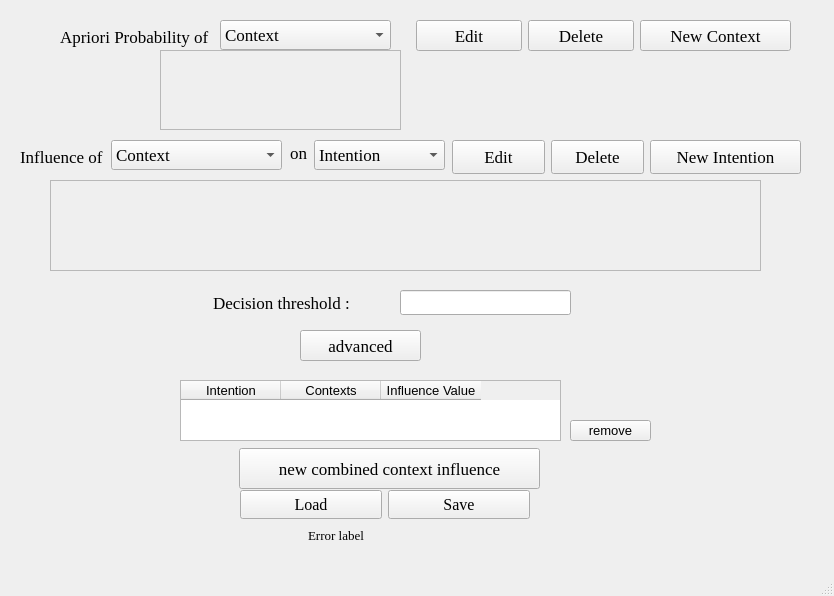
First picture: the form in configpyqt5.ui, repository dfki-ric/CoBaIR, before the edit.
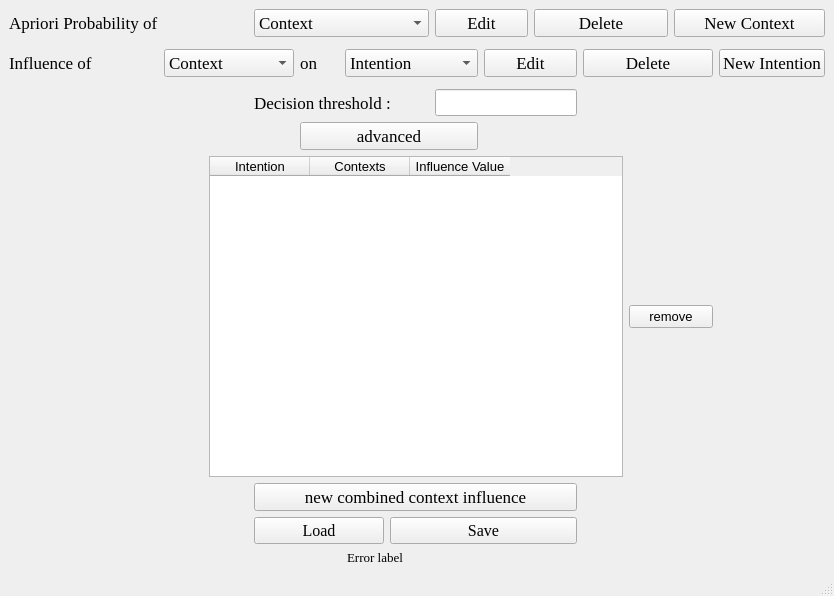
Second picture: the form after the edit.

Commit message: create_fields

Patch:
```diff
--- a/configpyqt5.ui
+++ b/configpyqt5.ui
@@ -19,56 +19,22 @@
    <string>Context Based Intention Recognition Configurator</string>
   </property>
   <widget class="QWidget" name="centralwidget">
-   <widget class="QPushButton" name="advanced_label">
-    <property name="geometry">
-     <rect>
-      <x>300</x>
-      <y>330</y>
-      <width>121</width>
-      <height>31</height>
-     </rect>
-    </property>
+   <layout class="QGridLayout" name="gridLayout">
+    <item row="8" column="3" colspan="3">
+     <widget class="QPushButton" name="load_button">
     <property name="font">
      <font>
       <family>Times New Roman</family>
-      <pointsize>13</pointsize>
+        <pointsize>12</pointsize>
      </font>
     </property>
     <property name="text">
-     <string>advanced</string>
-    </property>
-    <property name="checkable">
-     <bool>false</bool>
-    </property>
-   </widget>
-   <widget class="QLabel" name="error_label">
-    <property name="geometry">
-     <rect>
-      <x>100</x>
-      <y>520</y>
-      <width>581</width>
-      <height>31</height>
-     </rect>
-    </property>
-    <property name="font">
-     <font>
-      <family>Times New Roman</family>
-      <pointsize>10</pointsize>
-     </font>
-    </property>
-    <property name="text">
-     <string>                                                                Error label</string>
-    </property>
-   </widget>
+       <string>Load</string>
+      </property>
+     </widget>
+    </item>
+    <item row="6" column="2" colspan="9">
    <widget class="QTableWidget" name="advanced_table">
-    <property name="geometry">
-     <rect>
-      <x>180</x>
-      <y>380</y>
-      <width>381</width>
-      <height>61</height>
-     </rect>
-    </property>
     <property name="font">
      <font>
       <pointsize>10</pointsize>
@@ -99,33 +65,9 @@
      </property>
     </column>
    </widget>
-   <widget class="QPushButton" name="pushButton">
-    <property name="geometry">
-     <rect>
-      <x>570</x>
-      <y>420</y>
-      <width>81</width>
-      <height>21</height>
-     </rect>
-    </property>
-    <property name="font">
-     <font>
-      <pointsize>10</pointsize>
-     </font>
-    </property>
-    <property name="text">
-     <string>remove</string>
-    </property>
-   </widget>
-   <widget class="QLabel" name="intention_label_frame_2">
-    <property name="geometry">
-     <rect>
-      <x>60</x>
-      <y>20</y>
-      <width>161</width>
-      <height>34</height>
-     </rect>
-    </property>
+    </item>
+    <item row="2" column="0">
+     <widget class="QLabel" name="intention_label_frame">
     <property name="font">
      <font>
       <family>Times New Roman</family>
@@ -133,21 +75,69 @@
      </font>
     </property>
     <property name="text">
-     <string>Apriori Probability of</string>
+       <string>Influence of</string>
     </property>
     <property name="buddy">
      <cstring>influencing_context_selection</cstring>
     </property>
    </widget>
+    </item>
+    <item row="9" column="0" colspan="14">
+     <widget class="QLabel" name="error_label">
+      <property name="font">
+       <font>
+        <family>Times New Roman</family>
+        <pointsize>10</pointsize>
+       </font>
+      </property>
+      <property name="text">
+       <string>                                                                                                        Error label</string>
+      </property>
+     </widget>
+    </item>
+    <item row="0" column="7" colspan="2">
+     <widget class="QPushButton" name="edit_context_button">
+      <property name="font">
+       <font>
+        <family>Times New Roman</family>
+        <pointsize>13</pointsize>
+       </font>
+      </property>
+      <property name="text">
+       <string>Edit</string>
+      </property>
+     </widget>
+    </item>
+    <item row="2" column="4">
+     <widget class="QLabel" name="label_3">
+      <property name="font">
+       <font>
+        <family>Times New Roman</family>
+        <pointsize>13</pointsize>
+       </font>
+      </property>
+      <property name="text">
+       <string>on</string>
+      </property>
+     </widget>
+    </item>
+    <item row="2" column="1" colspan="3">
+     <widget class="QComboBox" name="influencing_context_selection">
+      <property name="font">
+       <font>
+        <family>Times New Roman</family>
+        <pointsize>13</pointsize>
+       </font>
+      </property>
+      <item>
+       <property name="text">
+        <string>Context</string>
+       </property>
+      </item>
+     </widget>
+    </item>
+    <item row="7" column="3" colspan="7">
    <widget class="QPushButton" name="advanced_new_button">
-    <property name="geometry">
-     <rect>
-      <x>239</x>
-      <y>448</y>
-      <width>301</width>
-      <height>41</height>
-     </rect>
-    </property>
     <property name="font">
      <font>
       <family>Times New Roman</family>
@@ -158,15 +148,86 @@
      <string>new combined context influence</string>
     </property>
    </widget>
+    </item>
+    <item row="2" column="13">
+     <widget class="QPushButton" name="new_intention_button">
+      <property name="font">
+       <font>
+        <family>Times New Roman</family>
+        <pointsize>13</pointsize>
+       </font>
+      </property>
+      <property name="text">
+       <string>New Intention</string>
+      </property>
+     </widget>
+    </item>
+    <item row="8" column="6" colspan="4">
+     <widget class="QPushButton" name="save_button">
+      <property name="font">
+       <font>
+        <family>Times New Roman</family>
+        <pointsize>12</pointsize>
+       </font>
+      </property>
+      <property name="text">
+       <string>Save</string>
+      </property>
+     </widget>
+    </item>
+    <item row="2" column="10" colspan="3">
+     <widget class="QPushButton" name="delete_intention_button">
+      <property name="font">
+       <font>
+        <family>Times New Roman</family>
+        <pointsize>13</pointsize>
+       </font>
+      </property>
+      <property name="text">
+       <string>Delete</string>
+      </property>
+     </widget>
+    </item>
+    <item row="6" column="11" colspan="2">
+     <widget class="QPushButton" name="pushButton">
+      <property name="font">
+       <font>
+        <pointsize>10</pointsize>
+       </font>
+      </property>
+      <property name="text">
+       <string>remove</string>
+      </property>
+     </widget>
+    </item>
+    <item row="2" column="8" colspan="2">
+     <widget class="QPushButton" name="edit_intention_button">
+      <property name="font">
+       <font>
+        <family>Times New Roman</family>
+        <pointsize>13</pointsize>
+       </font>
+      </property>
+      <property name="text">
+       <string>Edit</string>
+      </property>
+     </widget>
+    </item>
+    <item row="0" column="12" colspan="2">
+     <widget class="QPushButton" name="new_context_button">
+      <property name="font">
+       <font>
+        <family>Times New Roman</family>
+        <pointsize>13</pointsize>
+       </font>
+      </property>
+      <property name="text">
+       <string>New Context</string>
+      </property>
+     </widget>
+    </item>
+    <item row="4" column="3" colspan="4">
    <widget class="QLabel" name="context_instantiations_3">
-    <property name="geometry">
-     <rect>
-      <x>213</x>
-      <y>290</y>
-      <width>201</width>
-      <height>25</height>
-     </rect>
-    </property>
     <property name="font">
      <font>
       <family>Times New Roman</family>
@@ -177,73 +238,9 @@
      <string>Decision threshold :</string>
     </property>
    </widget>
-   <widget class="QLineEdit" name="decision_threshold_entry">
-    <property name="geometry">
-     <rect>
-      <x>400</x>
-      <y>290</y>
-      <width>171</width>
-      <height>25</height>
-     </rect>
-    </property>
-    <property name="font">
-     <font>
-      <pointsize>12</pointsize>
-     </font>
-    </property>
-    <property name="text">
-     <string/>
-    </property>
-   </widget>
-   <widget class="QComboBox" name="context_selection">
-    <property name="geometry">
-     <rect>
-      <x>220</x>
-      <y>20</y>
-      <width>171</width>
-      <height>30</height>
-     </rect>
-    </property>
-    <property name="font">
-     <font>
-      <family>Times New Roman</family>
-      <pointsize>13</pointsize>
-     </font>
-    </property>
-    <item>
-     <property name="text">
-      <string>Context</string>
-     </property>
     </item>
-   </widget>
-   <widget class="QPushButton" name="edit_context_button">
-    <property name="geometry">
-     <rect>
-      <x>416</x>
-      <y>20</y>
-      <width>106</width>
-      <height>31</height>
-     </rect>
-    </property>
-    <property name="font">
-     <font>
-      <family>Times New Roman</family>
-      <pointsize>13</pointsize>
-     </font>
-    </property>
-    <property name="text">
-     <string>Edit</string>
-    </property>
-   </widget>
+    <item row="0" column="9" colspan="3">
    <widget class="QPushButton" name="delete_context_button">
-    <property name="geometry">
-     <rect>
-      <x>528</x>
-      <y>20</y>
-      <width>106</width>
-      <height>31</height>
-     </rect>
-    </property>
     <property name="font">
      <font>
       <family>Times New Roman</family>
@@ -254,110 +251,19 @@
      <string>Delete</string>
     </property>
    </widget>
-   <widget class="QPushButton" name="new_context_button">
-    <property name="geometry">
-     <rect>
-      <x>640</x>
-      <y>20</y>
-      <width>151</width>
-      <height>31</height>
-     </rect>
-    </property>
-    <property name="font">
-     <font>
-      <family>Times New Roman</family>
-      <pointsize>13</pointsize>
-     </font>
-    </property>
-    <property name="text">
-     <string>New Context</string>
-    </property>
-   </widget>
-   <widget class="QPushButton" name="delete_intention_button">
-    <property name="geometry">
-     <rect>
-      <x>551</x>
-      <y>140</y>
-      <width>93</width>
-      <height>34</height>
-     </rect>
-    </property>
-    <property name="font">
-     <font>
-      <family>Times New Roman</family>
-      <pointsize>13</pointsize>
-     </font>
-    </property>
-    <property name="text">
-     <string>Delete</string>
-    </property>
-   </widget>
-   <widget class="QPushButton" name="pushButton_3">
-    <property name="geometry">
-     <rect>
-      <x>650</x>
-      <y>140</y>
-      <width>151</width>
-      <height>34</height>
-     </rect>
-    </property>
-    <property name="font">
-     <font>
-      <family>Times New Roman</family>
-      <pointsize>13</pointsize>
-     </font>
-    </property>
-    <property name="text">
-     <string>New Intention</string>
-    </property>
-   </widget>
-   <widget class="QLabel" name="label_3">
-    <property name="geometry">
-     <rect>
-      <x>290</x>
-      <y>140</y>
-      <width>21</width>
-      <height>25</height>
-     </rect>
-    </property>
-    <property name="font">
-     <font>
-      <family>Times New Roman</family>
-      <pointsize>13</pointsize>
-     </font>
-    </property>
-    <property name="text">
-     <string>on</string>
-    </property>
-   </widget>
-   <widget class="QPushButton" name="edit_intention_button">
-    <property name="geometry">
-     <rect>
-      <x>452</x>
-      <y>140</y>
-      <width>93</width>
-      <height>34</height>
-     </rect>
-    </property>
-    <property name="font">
-     <font>
-      <family>Times New Roman</family>
-      <pointsize>13</pointsize>
-     </font>
-    </property>
-    <property name="text">
-     <string>Edit</string>
-    </property>
-   </widget>
+    </item>
+    <item row="1" column="2" colspan="5">
+     <widget class="QFrame" name="frame_2">
+      <property name="frameShape">
+       <enum>QFrame::StyledPanel</enum>
+      </property>
+      <property name="frameShadow">
+       <enum>QFrame::Raised</enum>
+      </property>
+     </widget>
+    </item>
+    <item row="2" column="5" colspan="3">
    <widget class="QComboBox" name="intention_selection">
-    <property name="geometry">
-     <rect>
-      <x>314</x>
-      <y>140</y>
-      <width>131</width>
-      <height>30</height>
-     </rect>
-    </property>
     <property name="font">
      <font>
       <family>Times New Roman</family>
@@ -370,96 +276,25 @@
      </property>
     </item>
    </widget>
-   <widget class="QPushButton" name="save_button">
-    <property name="geometry">
-     <rect>
-      <x>388</x>
-      <y>490</y>
-      <width>142</width>
-      <height>29</height>
-     </rect>
-    </property>
+    </item>
+    <item row="5" column="4" colspan="4">
+     <widget class="QPushButton" name="advanced_label">
     <property name="font">
      <font>
       <family>Times New Roman</family>
-      <pointsize>12</pointsize>
-     </font>
-    </property>
-    <property name="text">
-     <string>Save</string>
-    </property>
-   </widget>
-   <widget class="QPushButton" name="load_button">
-    <property name="geometry">
-     <rect>
-      <x>240</x>
-      <y>490</y>
-      <width>142</width>
-      <height>29</height>
-     </rect>
-    </property>
-    <property name="font">
-     <font>
-      <family>Times New Roman</family>
-      <pointsize>12</pointsize>
-     </font>
-    </property>
-    <property name="text">
-     <string>Load</string>
-    </property>
-   </widget>
-   <widget class="QLabel" name="intention_label_frame">
-    <property name="geometry">
-     <rect>
-      <x>20</x>
-      <y>140</y>
-      <width>131</width>
-      <height>34</height>
-     </rect>
-    </property>
-    <property name="font">
-     <font>
-      <family>Times New Roman</family>
       <pointsize>13</pointsize>
      </font>
     </property>
     <property name="text">
-     <string>Influence of</string>
-    </property>
-    <property name="buddy">
-     <cstring>influencing_context_selection</cstring>
-    </property>
-   </widget>
-   <widget class="QComboBox" name="influencing_context_selection">
-    <property name="geometry">
-     <rect>
-      <x>111</x>
-      <y>140</y>
-      <width>171</width>
-      <height>30</height>
-     </rect>
-    </property>
-    <property name="font">
-     <font>
-      <family>Times New Roman</family>
-      <pointsize>13</pointsize>
-     </font>
-    </property>
-    <item>
-     <property name="text">
-      <string>Context</string>
-     </property>
+       <string>advanced</string>
+      </property>
+      <property name="checkable">
+       <bool>false</bool>
+      </property>
+     </widget>
     </item>
-   </widget>
+    <item row="3" column="0" colspan="14">
    <widget class="QFrame" name="frame">
-    <property name="geometry">
-     <rect>
-      <x>50</x>
-      <y>180</y>
-      <width>711</width>
-      <height>91</height>
-     </rect>
-    </property>
     <property name="frameShape">
      <enum>QFrame::StyledPanel</enum>
     </property>
@@ -467,22 +302,51 @@
      <enum>QFrame::Raised</enum>
     </property>
    </widget>
-   <widget class="QFrame" name="frame_2">
-    <property name="geometry">
-     <rect>
-      <x>160</x>
-      <y>50</y>
-      <width>241</width>
-      <height>80</height>
-     </rect>
-    </property>
-    <property name="frameShape">
-     <enum>QFrame::StyledPanel</enum>
-    </property>
-    <property name="frameShadow">
-     <enum>QFrame::Raised</enum>
-    </property>
-   </widget>
+    </item>
+    <item row="0" column="3" colspan="4">
+     <widget class="QComboBox" name="context_selection">
+      <property name="font">
+       <font>
+        <family>Times New Roman</family>
+        <pointsize>13</pointsize>
+       </font>
+      </property>
+      <item>
+       <property name="text">
+        <string>Context</string>
+       </property>
+      </item>
+     </widget>
+    </item>
+    <item row="0" column="0">
+     <widget class="QLabel" name="intention_label_frame_2">
+      <property name="font">
+       <font>
+        <family>Times New Roman</family>
+        <pointsize>13</pointsize>
+       </font>
+      </property>
+      <property name="text">
+       <string>Apriori Probability of</string>
+      </property>
+      <property name="buddy">
+       <cstring>influencing_context_selection</cstring>
+      </property>
+     </widget>
+    </item>
+    <item row="4" column="7" colspan="3">
+     <widget class="QLineEdit" name="decision_threshold_entry">
+      <property name="font">
+       <font>
+        <pointsize>12</pointsize>
+       </font>
+      </property>
+      <property name="text">
+       <string/>
+      </property>
+     </widget>
+    </item>
+   </layout>
   </widget>
   <widget class="QMenuBar" name="menubar">
    <property name="geometry">
```
Left out of the diff: 2 changed lines with no effect on the pictures. Lines whose indentation alone changed are shown as unchanged. The commit also changes 1 other file.
